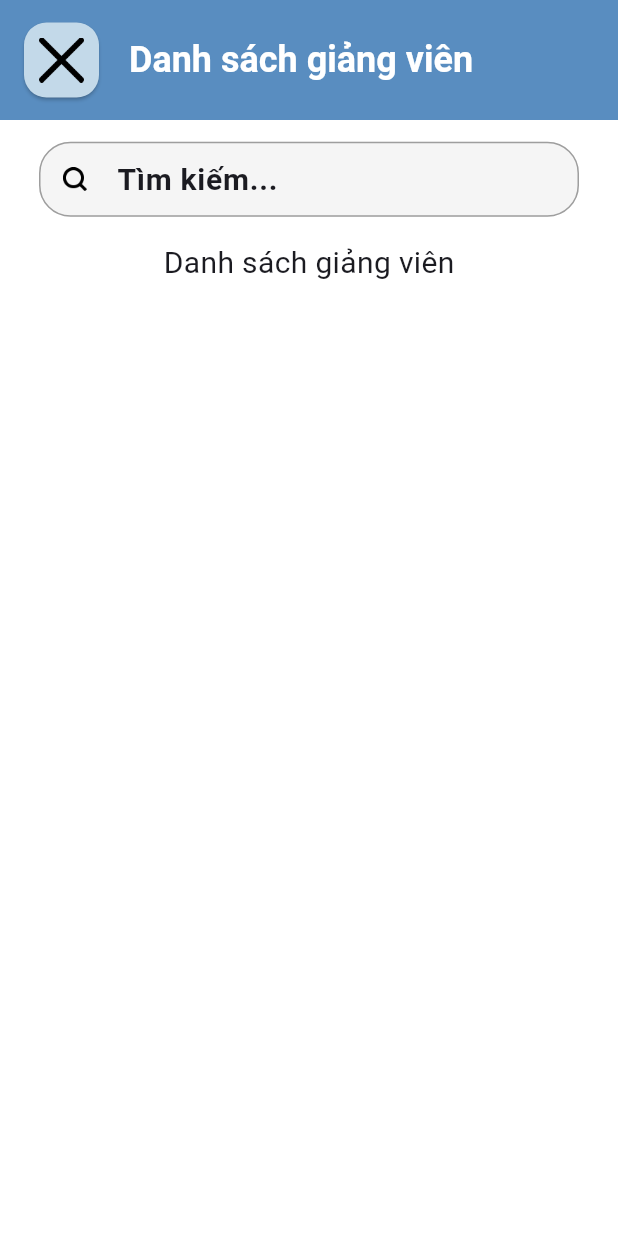
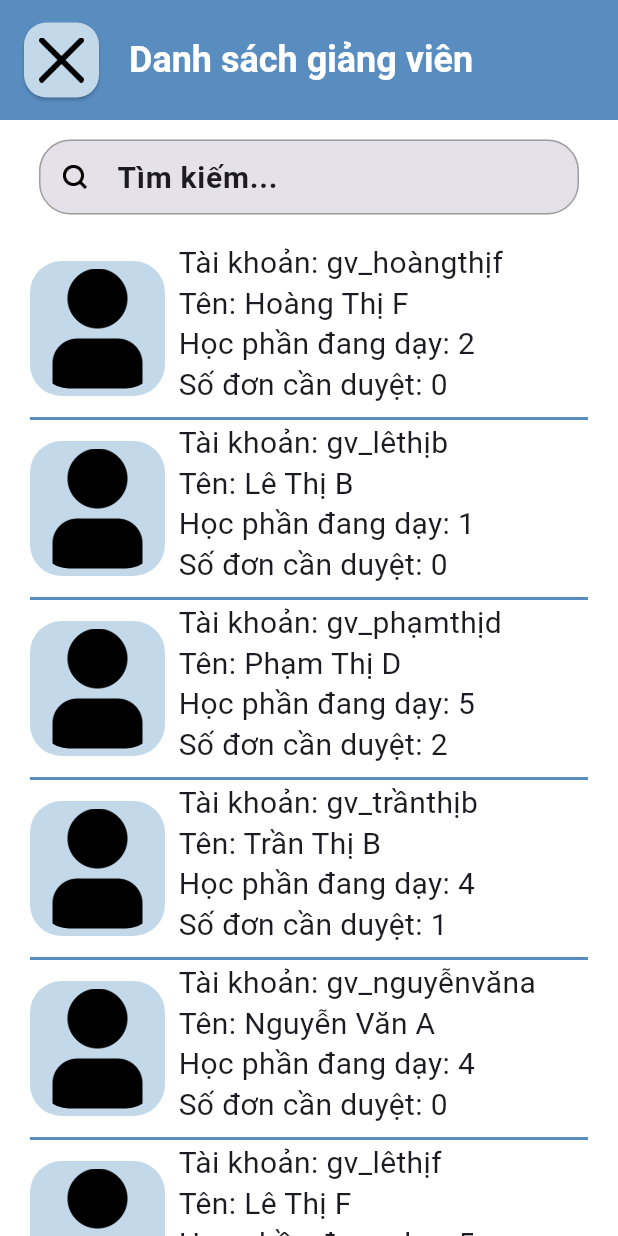
Before and after one commit to fasysd/tlu_schedule_app, a Flutter app: the DsgiangvienPage screen opened directly, on a phone screen of 412 x 824 dp. Run offline on Flutter 3.47's test engine with Material 3 defaults, Android fonts, the phone set to English and light mode, and no system bars.

Commit message:
Hoàn thành hiển thị danh sách giảng viên
Đã có thể hiển thị danh sách giảng viên dựa vào list lecturer nhận được

```diff
--- a/lib/core/themes/light_theme.dart
+++ b/lib/core/themes/light_theme.dart
@@ -1,21 +1,21 @@
 import 'package:flutter/material.dart';
 
-final Color _xanhDuongDam = Color.fromRGBO(0, 55, 126, 100);
-final Color _xanhDuong = Color.fromRGBO(89, 141, 192, 100);
-final Color _xanhDuongNhat = Color.fromRGBO(195, 217, 233, 100);
-final Color _xamDam = Color.fromRGBO(158, 158, 158, 100);
-final Color _xamNhat = Color.fromRGBO(216, 216, 216, 100);
-final Color _vang = Color.fromRGBO(255, 204, 0, 100);
-final Color _do = Color.fromRGBO(255, 85, 88, 100);
-final Color _trang = Color.fromRGBO(255, 255, 255, 100);
-final Color _den = Color.fromRGBO(51, 51, 51, 100);
+final Color xanhDuongDam = Color.fromRGBO(0, 55, 126, 1);
+final Color xanhDuong = Color.fromRGBO(89, 141, 192, 1);
+final Color xanhDuongNhat = Color.fromRGBO(195, 217, 233, 1);
+final Color xamDam = Color.fromRGBO(158, 158, 158, 1);
+final Color xamNhat = Color.fromRGBO(216, 216, 216, 1);
+final Color vang = Color.fromRGBO(255, 204, 0, 1);
+final Color mauDo = Color.fromRGBO(255, 85, 88, 1);
+final Color trang = Color.fromRGBO(255, 255, 255, 1);
+final Color den = Color.fromRGBO(51, 51, 51, 1);
 
 final ThemeData lightTheme = ThemeData(
   brightness: Brightness.light,
   colorScheme: ColorScheme.fromSeed(seedColor: Colors.indigo),
-  scaffoldBackgroundColor: _trang,
+  scaffoldBackgroundColor: trang,
   appBarTheme: AppBarTheme(
-    backgroundColor: _xanhDuong,
+    backgroundColor: xanhDuong,
     foregroundColor: Colors.white,
     elevation: 2,
   ),
@@ -51,7 +51,7 @@ final ThemeData lightTheme = ThemeData(
 
   elevatedButtonTheme: ElevatedButtonThemeData(
     style: ElevatedButton.styleFrom(
-      backgroundColor: _xanhDuong,
+      backgroundColor: xanhDuong,
       foregroundColor: Colors.white,
       shape: RoundedRectangleBorder(
         borderRadius: BorderRadius.all(Radius.circular(21)),
@@ -60,15 +60,15 @@ final ThemeData lightTheme = ThemeData(
       textStyle: TextStyle(
         fontSize: 24,
         fontWeight: FontWeight.w500,
-        color: _trang,
+        color: trang,
       ),
     ),
   ),
   textButtonTheme: TextButtonThemeData(
     style: ButtonStyle(
-      foregroundColor: WidgetStatePropertyAll(_xanhDuongDam), // màu chữ
+      foregroundColor: WidgetStatePropertyAll(xanhDuongDam), // màu chữ
       backgroundColor: WidgetStatePropertyAll(Colors.transparent), // nền
-      overlayColor: WidgetStatePropertyAll(_xanhDuongNhat), // khi nhấn
+      overlayColor: WidgetStatePropertyAll(xanhDuongNhat), // khi nhấn
       textStyle: WidgetStatePropertyAll(
         TextStyle(fontSize: 24, fontWeight: FontWeight.bold),
       ),
@@ -82,7 +82,7 @@ final ThemeData lightTheme = ThemeData(
       fontSize: 16,
       fontWeight: FontWeight.w500,
     ),
-    hintStyle: TextStyle(color: _den, fontSize: 16),
+    hintStyle: TextStyle(color: den, fontSize: 16),
     helperStyle: TextStyle(color: Colors.grey[600], fontSize: 16),
     errorStyle: TextStyle(
       color: Colors.red,
@@ -92,7 +92,7 @@ final ThemeData lightTheme = ThemeData(
 
     // ================= Fill & Background =================
     filled: true,
-    fillColor: Colors.grey[100],
+    fillColor: Colors.grey[1],
 
     // ================= Border =================
     border: OutlineInputBorder(
--- /dev/null
+++ b/lib/data/models/lecturer_model.dart
@@ -0,0 +1,21 @@
+class LecturerModel {
+  final String id;
+  final String tenTaiKhoan;
+  final String hoVaTen;
+  final DateTime ngaySinh;
+  final String soDienThoai;
+  final int soHocPhanDangDay;
+  final int soDonCanDuyet;
+  final String duongDanAvatar;
+
+  LecturerModel({
+    required this.id,
+    required this.tenTaiKhoan,
+    required this.hoVaTen,
+    required this.ngaySinh,
+    required this.soDienThoai,
+    required this.soHocPhanDangDay,
+    required this.soDonCanDuyet,
+    this.duongDanAvatar = 'assets/images/defaultAvatar.png',
+  });
+}
--- /dev/null
+++ b/lib/data/services/activity_log_sevice.dart
@@ -0,0 +1,52 @@
+import 'dart:math';
+import '../models/activity_log_model.dart';
+
+// Cần đảm bảo lớp ActivityLog của bạn đã được định nghĩa và import.
+// import 'đường_dẫn_của_bạn/activity_log.dart';
+
+class ActivityLogService {
+  final Random _random = Random();
+
+  // Danh sách các hành động mẫu
+  final List<String> _actions = [
+    'Giảng viên Nguyễn Văn A đã gửi yêu cầu nghỉ dạy',
+    'Yêu cầu của Giảng viên Trần Thị B đã được duyệt',
+    'Quản trị viên đã cập nhật thông tin môn học "Lập trình Web"',
+    'Hệ thống tự động nhắc nhở phê duyệt đơn nghỉ dạy',
+    'Giảng viên Lê Hữu C đã hoàn thành nhập điểm',
+    'Tài khoản của phòng đào tạo đã đăng nhập',
+  ];
+
+  /// Tạo ra một DateTime ngẫu nhiên trong 24 giờ qua
+  DateTime _generateRandomTime() {
+    final now = DateTime.now();
+    // Tạo mốc thời gian ngẫu nhiên trong 24 giờ (tối đa 86400 giây)
+    final randomSeconds = _random.nextInt(86400);
+
+    // Trừ đi số giây ngẫu nhiên từ thời điểm hiện tại
+    return now.subtract(Duration(seconds: randomSeconds));
+  }
+
+  /// Tạo ra 50 bản mẫu ActivityLog
+  List<ActivityLog> generateSampleLogs({int count = 50}) {
+    final List<ActivityLog> logs = [];
+
+    for (int i = 1; i <= count; i++) {
+      final logId = 'LOG${i.toString().padLeft(4, '0')}';
+      final randomAction = _actions[_random.nextInt(_actions.length)];
+
+      final log = ActivityLog(
+        id: logId,
+        time: _generateRandomTime(),
+        content: randomAction,
+      );
+
+      logs.add(log);
+    }
+
+    // Sắp xếp theo thời gian mới nhất (DESC) để mô phỏng nhật ký hoạt động
+    logs.sort((a, b) => b.time.compareTo(a.time));
+
+    return logs;
+  }
+}
--- /dev/null
+++ b/lib/data/services/lecturer_sevice.dart
@@ -0,0 +1,72 @@
+import 'dart:math';
+import '../models/lecturer_model.dart';
+
+//Sevice test thử
+
+class LecturerService {
+  final Random _random = Random();
+  final List<String> _firstNames = [
+    'Nguyễn',
+    'Trần',
+    'Lê',
+    'Phạm',
+    'Hoàng',
+    'Huỳnh',
+  ];
+  final List<String> _lastNames = [
+    'Văn A',
+    'Thị B',
+    'Văn C',
+    'Thị D',
+    'Hữu E',
+    'Thị F',
+  ];
+
+  // Hàm tạo ra một ngày sinh ngẫu nhiên
+  DateTime _generateRandomDateOfBirth() {
+    final now = DateTime.now();
+    // Giảng viên từ 25 đến 60 tuổi
+    final minAge = 25;
+    final maxAge = 60;
+
+    // Ngày sinh ngẫu nhiên trong khoảng tuổi
+    final year = now.year - _random.nextInt(maxAge - minAge) - minAge;
+    final month = _random.nextInt(12) + 1;
+    final day = _random.nextInt(28) + 1; // Chọn 28 để tránh lỗi tháng 2
+
+    return DateTime(year, month, day);
+  }
+
+  // Hàm tạo ra một số điện thoại ngẫu nhiên
+  String _generateRandomPhoneNumber() {
+    final prefix = ['090', '091', '098', '033', '070'][_random.nextInt(5)];
+    final suffix = _random.nextInt(9000000) + 1000000; // 7 số ngẫu nhiên
+    return '$prefix$suffix';
+  }
+
+  /// Tạo ra 50 bản mẫu LecturerModel
+  List<LecturerModel> generateSampleLecturers({int count = 50}) {
+    final List<LecturerModel> lecturers = [];
+
+    for (int i = 1; i <= count; i++) {
+      final firstName = _firstNames[_random.nextInt(_firstNames.length)];
+      final lastName = _lastNames[_random.nextInt(_lastNames.length)];
+      final fullName = '$firstName $lastName'; // Thêm số để tên duy nhất
+      final id = 'GV${i.toString().padLeft(3, '0')}';
+
+      final lecturer = LecturerModel(
+        id: id,
+        tenTaiKhoan: 'gv_${fullName.replaceAll(' ', '').toLowerCase()}',
+        hoVaTen: fullName,
+        ngaySinh: _generateRandomDateOfBirth(),
+        soDienThoai: _generateRandomPhoneNumber(),
+        soHocPhanDangDay: _random.nextInt(5) + 1, // Từ 1 đến 5 học phần
+        soDonCanDuyet: _random.nextInt(3), // Từ 0 đến 2 đơn cần duyệt
+      );
+
+      lecturers.add(lecturer);
+    }
+
+    return lecturers;
+  }
+}
--- a/lib/presentation/screens/dsGiangVien_page.dart
+++ b/lib/presentation/screens/ds_giang_vien_page.dart
@@ -1,5 +1,8 @@
 import 'package:flutter/material.dart';
-import '../widgets/textField_search.dart'; // Đảm bảo đường dẫn này là chính xác
+import 'package:tlu_schedule_app/data/models/lecturer_model.dart';
+import 'package:tlu_schedule_app/data/services/lecturer_sevice.dart';
+import 'package:tlu_schedule_app/presentation/widgets/card_lecturer.dart';
+import '../widgets/text_field_search.dart'; // Đảm bảo đường dẫn này là chính xác
 
 class DsgiangvienPage extends StatefulWidget {
   const DsgiangvienPage({super.key});
@@ -11,6 +14,8 @@ class DsgiangvienPage extends StatefulWidget {
 class _DsgiangvienPageState extends State<DsgiangvienPage> {
   // FocusNode để bỏ focus khi chạm ra ngoài
   final FocusNode _searchFocusNode = FocusNode();
+  final List<LecturerModel> _listLecturer = LecturerService()
+      .generateSampleLecturers();
 
   @override
   void dispose() {
@@ -18,7 +23,7 @@ class _DsgiangvienPageState extends State<DsgiangvienPage> {
     super.dispose();
   }
 
-  void onPressed_quayLai() {
+  void onPressedQuayLai() {
     Navigator.pop(context);
   }
 
@@ -61,7 +66,7 @@ class _DsgiangvienPageState extends State<DsgiangvienPage> {
                                 ),
                               ),
                             ),
-                            onPressed: onPressed_quayLai,
+                            onPressed: onPressedQuayLai,
                             child: Image.asset(
                               'assets/images/icons/back_icon.png',
                             ),
@@ -102,14 +107,16 @@ class _DsgiangvienPageState extends State<DsgiangvienPage> {
                 ),
               ),
 
-              // 3. Nội dung danh sách chính
               SliverToBoxAdapter(
-                child: Center(
-                  // Không nên đặt chiều cao cố định lớn trong SliverToBoxAdapter,
-                  // nhưng tôi giữ lại để mô phỏng nội dung dài
-                  child: SizedBox(
-                    height: 2000,
-                    child: const Text("Danh sách giảng viên"),
+                child: Container(
+                  padding: EdgeInsets.fromLTRB(20, 0, 20, 10),
+                  child: Column(
+                    children: _listLecturer.map((item) {
+                      return CardLecturer(
+                        lecturerModel: item,
+                        onPressed: () {},
+                      );
+                    }).toList(),
                   ),
                 ),
               ),
--- a/lib/presentation/screens/login_page.dart
+++ b/lib/presentation/screens/login_page.dart
@@ -1,6 +1,6 @@
 import 'dart:ui';
 import 'package:flutter/material.dart';
-import 'phongDaoTao_home_page.dart';
+import 'phong_dao_tao_home_page.dart';
 
 class LoginPage extends StatefulWidget {
   const LoginPage({super.key});
--- a/lib/presentation/screens/phongDaoTao_home_page.dart
+++ b/lib/presentation/screens/phong_dao_tao_home_page.dart
@@ -1,7 +1,7 @@
 import 'package:flutter/material.dart';
-import 'dsGiangVien_page.dart';
-import 'dsHocPhan_page.dart';
-import 'dsDonXin_page.dart';
+import 'ds_giang_vien_page.dart';
+import 'ds_hoc_phan_page.dart';
+import 'ds_don_xin_page.dart';
 
 class PhongdaotaoHomePage extends StatefulWidget {
   const PhongdaotaoHomePage({super.key});
--- /dev/null
+++ b/lib/presentation/widgets/card_lecturer.dart
@@ -0,0 +1,90 @@
+import 'package:flutter/material.dart';
+import 'package:tlu_schedule_app/data/models/lecturer_model.dart';
+
+class CardLecturer extends StatelessWidget {
+  final LecturerModel lecturerModel;
+  final VoidCallback? onPressed;
+  const CardLecturer({
+    super.key,
+    required this.lecturerModel,
+    required this.onPressed,
+  });
+
+  @override
+  Widget build(BuildContext context) {
+    return InkWell(
+      onTap: onPressed,
+      borderRadius: BorderRadius.circular(12), // hiệu ứng ripple tròn đẹp
+      child: Container(
+        width: double.infinity,
+        height: 120,
+        decoration: const BoxDecoration(
+          border: Border(
+            bottom: BorderSide(
+              width: 2,
+              color: Color.fromRGBO(89, 141, 192, 1),
+            ),
+          ),
+        ),
+        child: Row(
+          children: [
+            Container(
+              height: 90,
+              width: 90,
+              padding: EdgeInsets.all(5),
+              decoration: BoxDecoration(
+                color: const Color.fromRGBO(195, 217, 233, 1),
+                borderRadius: BorderRadius.circular(21),
+              ),
+              child: ClipRRect(
+                borderRadius: BorderRadius.circular(21),
+                child: Image.asset(
+                  lecturerModel.duongDanAvatar,
+                  fit: BoxFit.cover,
+                ),
+              ),
+            ),
+            const SizedBox(width: 9),
+            // 👈 thêm Expanded ở đây
+            Column(
+              spacing: 0,
+              crossAxisAlignment: CrossAxisAlignment.start,
+              children: [
+                SizedBox(
+                  height: 27,
+                  child: Text(
+                    'Tài khoản: ${lecturerModel.tenTaiKhoan}',
+                    style: Theme.of(context).textTheme.bodyMedium,
+                    overflow: TextOverflow.ellipsis, // 👈 tránh text tràn
+                  ),
+                ),
+                SizedBox(
+                  height: 27,
+                  child: Text(
+                    'Tên: ${lecturerModel.hoVaTen}',
+                    style: Theme.of(context).textTheme.bodyMedium,
+                    overflow: TextOverflow.ellipsis,
+                  ),
+                ),
+                SizedBox(
+                  height: 27,
+                  child: Text(
+                    'Học phần đang dạy: ${lecturerModel.soHocPhanDangDay}',
+                    style: Theme.of(context).textTheme.bodyMedium,
+                  ),
+                ),
+                SizedBox(
+                  height: 27,
+                  child: Text(
+                    'Số đơn cần duyệt: ${lecturerModel.soDonCanDuyet}',
+                    style: Theme.of(context).textTheme.bodyMedium,
+                  ),
+                ),
+              ],
+            ),
+          ],
+        ),
+      ),
+    );
+  }
+}
--- a/lib/presentation/widgets/textField_search.dart
+++ b/lib/presentation/widgets/text_field_search.dart
@@ -39,7 +39,8 @@ class TextfieldSearch extends StatelessWidget {
   @override
   Widget build(BuildContext context) {
     return Container(
-      padding: const EdgeInsets.symmetric(horizontal: 10, vertical: 6.5),
+      height: 200,
+      padding: const EdgeInsets.symmetric(horizontal: 10, vertical: 5),
       child: TextField(
         controller: controller,
         focusNode: focusNode,
@@ -53,7 +54,6 @@ class TextfieldSearch extends StatelessWidget {
         minLines: minLines,
         onSubmitted: onSubmitted,
         textInputAction: textInputAction,
-
         decoration: InputDecoration(
           hintText: hintText,
           hintStyle: Theme.of(context).textTheme.bodyLarge,
```
Also changed, not shown: assets/images/defaultAvatar.png (added), lib/presentation/screens/ds_don_xin_page.dart (renamed from lib/presentation/screens/dsDonXin_page.dart), lib/presentation/screens/ds_hoc_phan_page.dart (renamed from lib/presentation/screens/dsHocPhan_page.dart).
